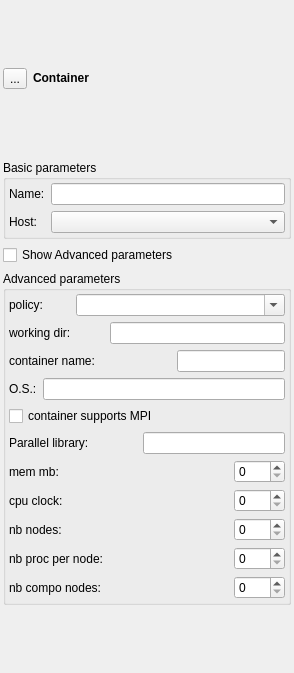
Qt form src/genericgui/FormContainer.ui (SalomePlatform/yacs) before a commit.
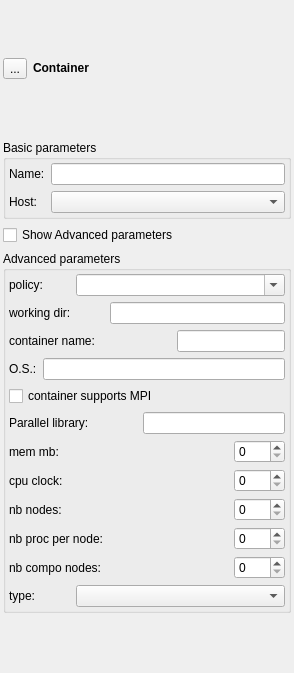
The same form after that commit.

Patch:
```diff
--- a/src/genericgui/FormContainer.ui
+++ b/src/genericgui/FormContainer.ui
@@ -78,7 +78,7 @@
         <property name="title" >
          <string>Basic parameters</string>
         </property>
-        <layout class="QGridLayout" >
+        <layout class="QGridLayout" name="gridLayout" >
          <property name="margin" >
           <number>3</number>
          </property>
@@ -131,7 +131,7 @@
         <property name="title" >
          <string>Advanced parameters</string>
         </property>
-        <layout class="QGridLayout" name="gridLayout" >
+        <layout class="QGridLayout" name="gridLayout1" >
          <property name="margin" >
           <number>3</number>
          </property>
@@ -261,6 +261,23 @@
          <item row="10" column="6" >
           <widget class="QSpinBox" name="sb_nbCompoNodes" />
          </item>
+         <item row="11" column="0" colspan="2" >
+          <widget class="QLabel" name="label_15" >
+           <property name="text" >
+            <string>type:</string>
+           </property>
+          </widget>
+         </item>
+         <item row="11" column="2" colspan="5" >
+          <widget class="QComboBox" name="cb_type" >
+           <property name="maxVisibleItems" >
+            <number>2</number>
+           </property>
+           <property name="toolTip" >
+            <string>container type</string>
+           </property>
+          </widget>
+         </item>
         </layout>
        </widget>
       </item>
```
